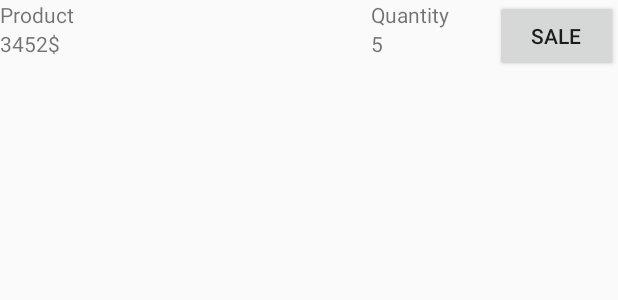
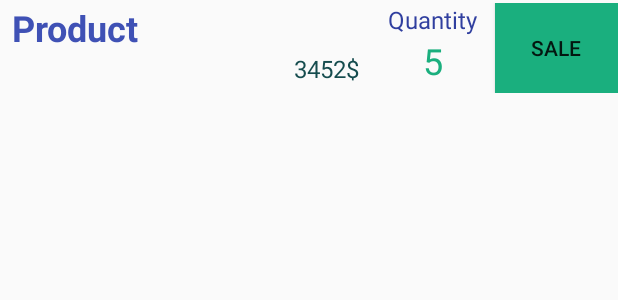
Before and after one commit to Rif7/InventoryApp, an Android app: the layout list_item.xml on its own in the app's theme, with its tools: preview values and no code run, on a phone screen of 412 x 824 dp. Shown: the top 300 px of the screen. Run offline under Robolectric (Android 15) with nearby library versions, the phone set to English and light mode, and no system bars.

Commit message:
improve of MainActivity layout

```diff
--- a/app/src/main/java/com/example/android/inventoryapp/Inventory.java
+++ b/app/src/main/java/com/example/android/inventoryapp/Inventory.java
@@ -37,6 +37,10 @@ class Inventory {
     }
 
     public float getFloatPrice() {
+        return getFloatPrice(price);
+    }
+
+    public static float getFloatPrice(int price) {
         return ((float) price)/100;
     }
 
--- a/app/src/main/res/layout/list_item.xml
+++ b/app/src/main/res/layout/list_item.xml
@@ -2,55 +2,72 @@
 <LinearLayout
     xmlns:android="http://schemas.android.com/apk/res/android"
     android:layout_width="match_parent"
-    android:layout_height="wrap_content"
-    android:orientation="horizontal">
+    android:layout_height="@dimen/item_size"
+    android:orientation="horizontal"
+    android:paddingTop="@dimen/item_padding"
+    android:paddingBottom="@dimen/item_padding">
 
     <LinearLayout
         android:id="@+id/list_item_product_details"
         android:layout_width="match_parent"
-        android:layout_height="wrap_content"
+        android:layout_height="match_parent"
         android:orientation="vertical"
-        android:layout_weight="1">
+        android:layout_weight="1"
+        android:paddingLeft="8dp"
+        android:paddingRight="8dp">
 
         <TextView
             android:id="@+id/list_item_name"
             android:text="Product"
             android:layout_width="wrap_content"
-            android:layout_height="wrap_content" />
+            android:layout_height="wrap_content"
+            android:textColor="@color/colorPrimary"
+            android:textStyle="bold"
+            android:textSize="@dimen/item_greater_label"/>
 
         <TextView
             android:id="@+id/list_item_price"
             android:text="3452$"
             android:layout_width="wrap_content"
-            android:layout_height="wrap_content"/>
+            android:layout_height="wrap_content"
+            android:layout_gravity="end"
+            android:textColor="@color/colorSecondary"
+            android:textSize="@dimen/item_smaller_label"/>
 
     </LinearLayout>
 
     <LinearLayout
         android:id="@+id/list_item_quantity_details"
         android:layout_width="match_parent"
-        android:layout_height="wrap_content"
+        android:layout_height="match_parent"
         android:orientation="vertical"
         android:layout_weight="2">
 
         <TextView
             android:id="@+id/list_item_quantity_label"
             android:text="Quantity"
+            android:textColor="@color/colorPrimaryDark"
             android:layout_width="wrap_content"
-            android:layout_height="wrap_content"/>
+            android:layout_height="wrap_content"
+            android:layout_gravity="center_horizontal"
+            android:textSize="@dimen/item_smaller_label"/>
 
         <TextView
             android:id="@+id/list_item_quantity"
             android:text="5"
+            android:textColor="@color/color_sale_btn"
             android:layout_width="wrap_content"
-            android:layout_height="wrap_content"/>
+            android:layout_height="wrap_content"
+            android:layout_gravity="center_horizontal"
+            android:textSize="@dimen/item_greater_label"/>
     </LinearLayout>
 
     <Button
         android:id="@+id/list_item_sale_btn"
         android:layout_width="match_parent"
-        android:layout_height="wrap_content"
+        android:layout_height="match_parent"
         android:text="SALE"
+        android:background="@color/color_sale_btn"
         android:layout_weight="2"/>
 
 </LinearLayout>
--- a/app/src/main/res/values/colors.xml
+++ b/app/src/main/res/values/colors.xml
@@ -2,5 +2,11 @@
 <resources>
     <color name="colorPrimary">#3F51B5</color>
     <color name="colorPrimaryDark">#303F9F</color>
-    <color name="colorAccent">#FF4081</color>
+
+    <color name="colorSecondary">#154c4e</color>
+
+    <color name="color_sale_btn">#1aaf7e</color>
+    <color name="color_plus_btn">#15640a</color>
+    <color name="color_minus_btn">#c1093a</color>
+    <color name="color_call_btn">#a03eb6</color>
 </resources>
--- /dev/null
+++ b/app/src/main/res/values/dimens.xml
@@ -0,0 +1,8 @@
+<resources>
+    <dimen name="item_size">64dp</dimen>
+    <dimen name="item_padding">2dp</dimen>
+
+    <dimen name="item_greater_label">24sp</dimen>
+    <dimen name="item_smaller_label">16sp</dimen>
+
+</resources>
--- a/app/src/main/res/values/styles.xml
+++ b/app/src/main/res/values/styles.xml
@@ -5,7 +5,7 @@
         <!-- Customize your theme here. -->
         <item name="colorPrimary">@color/colorPrimary</item>
         <item name="colorPrimaryDark">@color/colorPrimaryDark</item>
-        <item name="colorAccent">@color/colorAccent</item>
+        <item name="colorAccent">@color/color_sale_btn</item>
     </style>
 
 </resources>
```
Also changed, not shown: app/src/main/java/com/example/android/inventoryapp/InventoryCursorAdapter.java (+11 -3 lines).
